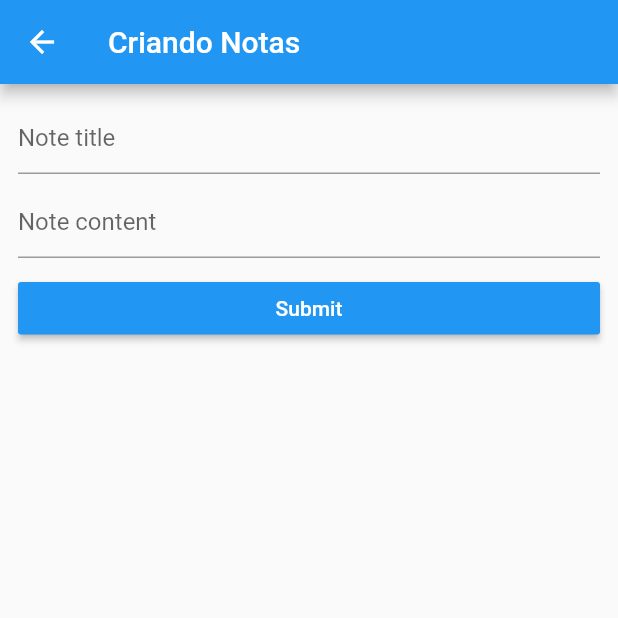
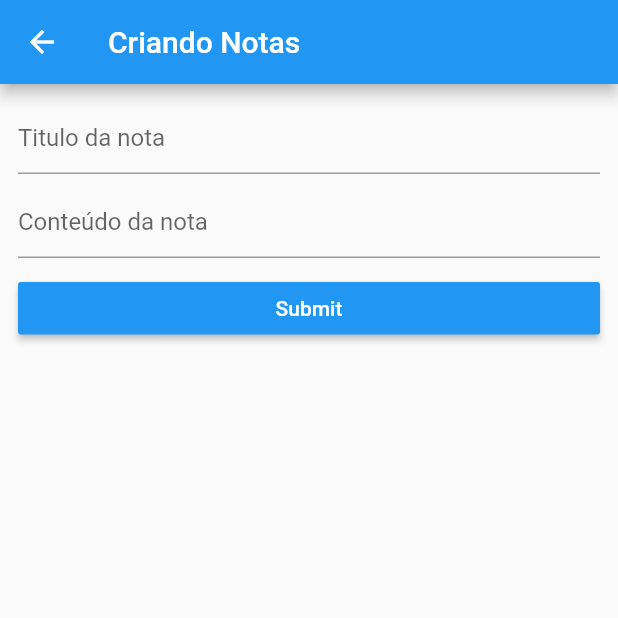
Before and after one commit to wladyband/flutter_crud_notas, a Flutter app: the screen it shows after launch, after a tap on the "add" icon, on a phone screen of 412 x 824 dp, the top half of it. Run offline on Flutter 3.47's test engine with Material 2 defaults, Android fonts, the phone set to English and light mode, and no system bars.

Commit message:
corrigindo bug da exclusão

```diff
--- a/crud_notas/lib/views/note_list.dart
+++ b/crud_notas/lib/views/note_list.dart
@@ -52,7 +52,8 @@ class NoteList extends StatelessWidget {
           return Dismissible(
             key: ValueKey(notes[index].noteID),
             direction: DismissDirection.startToEnd,
-            onDismissed: (direction) async {
+            onDismissed: (direction)  {},
+            confirmDismiss: (direction) async {
               final result = await showDialog(
                   context: context, builder: (context) => NoteDelete());
               print(result);
--- a/crud_notas/lib/views/note_modify.dart
+++ b/crud_notas/lib/views/note_modify.dart
@@ -2,7 +2,6 @@ import 'package:flutter/material.dart';
 
 class NoteModify extends StatelessWidget {
 
-  // ao clicar no registro para pegar o dados pelo ID
   final String noteID;
   bool get isEditing => noteID != null;
 
@@ -18,7 +17,7 @@ class NoteModify extends StatelessWidget {
           children: <Widget>[
             TextField(
               decoration: InputDecoration(
-                  hintText: 'Note title'
+                  hintText: 'Titulo da nota'
               ),
             ),
 
@@ -26,7 +25,7 @@ class NoteModify extends StatelessWidget {
 
             TextField(
               decoration: InputDecoration(
-                  hintText: 'Note content'
+                  hintText: 'Conteúdo da nota'
               ),
             ),
 
```
